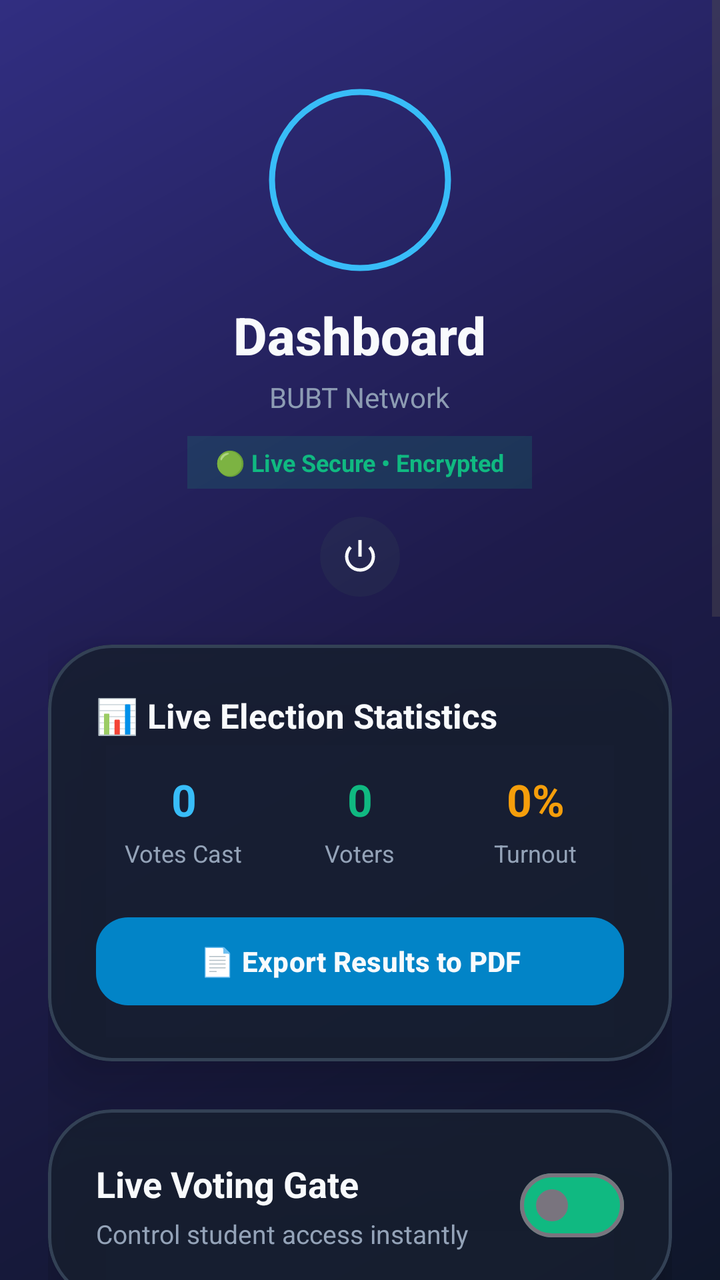
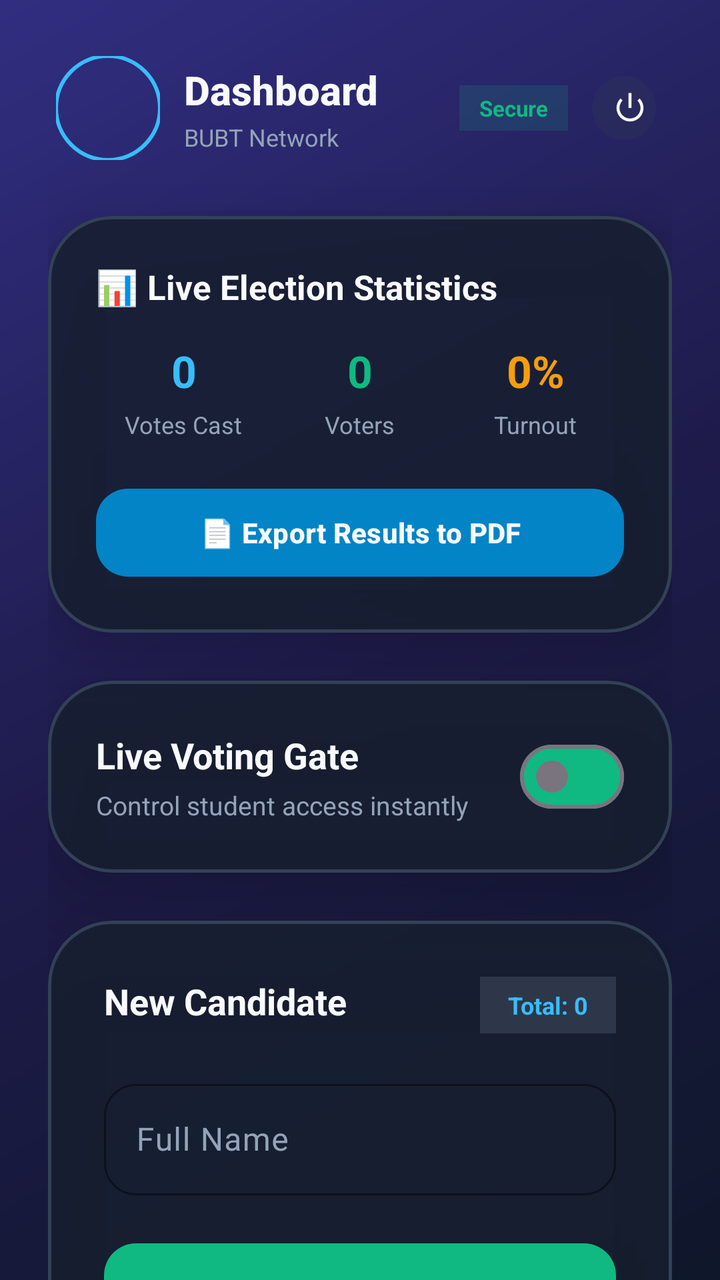

Screens rendered from an Android XML layout before and after an edit, with the pre-edit source and the edit as a unified diff.
<!-- AndroidManifest.xml: application theme Theme.CRConnect -->
<!-- res/layout/activity_teacher_dashboard.xml -->
<?xml version="1.0" encoding="utf-8"?>
<ScrollView xmlns:android="http://schemas.android.com/apk/res/android"
    xmlns:app="http://schemas.android.com/apk/res-auto"
    xmlns:tools="http://schemas.android.com/tools"
    android:layout_width="match_parent"
    android:layout_height="match_parent"
    android:fillViewport="true"
    android:background="@drawable/bg_gradient">

    <LinearLayout
        android:layout_width="match_parent"
        android:layout_height="wrap_content"
        android:orientation="vertical"
        android:paddingHorizontal="24dp"
        android:paddingVertical="16dp">

        <include layout="@layout/include_header" />

        
        <com.google.android.material.card.MaterialCardView
            android:layout_width="match_parent"
            android:layout_height="wrap_content"
            app:cardCornerRadius="32dp"
            app:cardElevation="20dp"
            android:layout_marginBottom="24dp"
            app:cardBackgroundColor="#D9171F2F"
            app:strokeWidth="1.5dp"
            app:strokeColor="#334155">

            <LinearLayout
                android:layout_width="match_parent"
                android:layout_height="wrap_content"
                android:orientation="vertical"
                android:baselineAligned="false"
                android:padding="24dp">

                <TextView
                    android:layout_width="wrap_content"
                    android:layout_height="wrap_content"
                    android:text="📊 Live Election Statistics"
                    android:textSize="17sp"
                    android:textStyle="bold"
                    android:textColor="#F8FAFC"
                    android:layout_marginBottom="16dp"/>

                <LinearLayout
                    android:layout_width="match_parent"
                    android:layout_height="wrap_content"
                    android:orientation="horizontal"
                    android:baselineAligned="false"
                    android:weightSum="3">

                    <LinearLayout
                        android:layout_width="0dp"
                        android:layout_height="wrap_content"
                        android:layout_weight="1"
                        android:orientation="vertical"
                        android:gravity="center">
                        <TextView
                            android:id="@+id/tvStatTotalVotes"
                            android:layout_width="wrap_content"
                            android:layout_height="wrap_content"
                            android:text="0"
                            android:textSize="22sp"
                            android:textStyle="bold"
                            android:textColor="#38BDF8"/>
                        <TextView
                            android:layout_width="wrap_content"
                            android:layout_height="wrap_content"
                            android:text="Votes Cast"
                            android:textSize="12sp"
                            android:textColor="#94A3B8"
                            android:layout_marginTop="4dp"/>
                    </LinearLayout>

                    <LinearLayout
                        android:layout_width="0dp"
                        android:layout_height="wrap_content"
                        android:layout_weight="1"
                        android:orientation="vertical"
                        android:gravity="center">
                        <TextView
                            android:id="@+id/tvStatTotalVoters"
                            android:layout_width="wrap_content"
                            android:layout_height="wrap_content"
                            android:text="0"
                            android:textSize="22sp"
                            android:textStyle="bold"
                            android:textColor="#10B981"/>
                        <TextView
                            android:layout_width="wrap_content"
                            android:layout_height="wrap_content"
                            android:text="Voters"
                            android:textSize="12sp"
                            android:textColor="#94A3B8"
                            android:layout_marginTop="4dp"/>
                    </LinearLayout>

                    <LinearLayout
                        android:layout_width="0dp"
                        android:layout_height="wrap_content"
                        android:layout_weight="1"
                        android:orientation="vertical"
                        android:gravity="center">
                        <TextView
                            android:id="@+id/tvStatTurnout"
                            android:layout_width="wrap_content"
                            android:layout_height="wrap_content"
                            android:text="0%"
                            android:textSize="22sp"
                            android:textStyle="bold"
                            android:textColor="#F59E0B"/>
                        <TextView
                            android:layout_width="wrap_content"
                            android:layout_height="wrap_content"
                            android:text="Turnout"
                            android:textSize="12sp"
                            android:textColor="#94A3B8"
                            android:layout_marginTop="4dp"/>
                    </LinearLayout>
                </LinearLayout>

                
                <com.google.android.material.button.MaterialButton
                    android:id="@+id/btnExportPdf"
                    android:layout_width="match_parent"
                    android:layout_height="52dp"
                    android:text="📄 Export Results to PDF"
                    android:textSize="14sp"
                    android:textStyle="bold"
                    android:textColor="#F8FAFC"
                    app:backgroundTint="#0284C7"
                    app:cornerRadius="16dp"
                    android:layout_marginTop="20dp"/>
            </LinearLayout>
        </com.google.android.material.card.MaterialCardView>

        
        <com.google.android.material.card.MaterialCardView
            android:layout_width="match_parent"
            android:layout_height="wrap_content"
            app:cardCornerRadius="32dp"
            app:cardElevation="20dp"
            android:layout_marginBottom="24dp"
            app:cardBackgroundColor="#D9171F2F"
            app:strokeWidth="1.5dp"
            app:strokeColor="#334155">

            <LinearLayout
                android:layout_width="match_parent"
                android:layout_height="wrap_content"
                android:orientation="horizontal"
                android:padding="24dp"
                android:gravity="center_vertical">

                <LinearLayout
                    android:layout_width="0dp"
                    android:layout_height="wrap_content"
                    android:layout_weight="1"
                    android:orientation="vertical">

                    <TextView
                        android:layout_width="wrap_content"
                        android:layout_height="wrap_content"
                        android:text="Live Voting Gate"
                        android:textSize="18sp"
                        android:textStyle="bold"
                        android:textColor="#F8FAFC"/>
                    <TextView
                        android:layout_width="wrap_content"
                        android:layout_height="wrap_content"
                        android:text="Control student access instantly"
                        android:textSize="13sp"
                        android:textColor="#94A3B8"
                        android:layout_marginTop="4dp"/>
                </LinearLayout>

                <com.google.android.material.materialswitch.MaterialSwitch
                    android:id="@+id/switchMasterVoting"
                    android:layout_width="wrap_content"
                    android:layout_height="wrap_content"
                    app:trackTint="#10B981"/>
            </LinearLayout>
        </com.google.android.material.card.MaterialCardView>

        
        <com.google.android.material.card.MaterialCardView
            android:layout_width="match_parent"
            android:layout_height="wrap_content"
            app:cardCornerRadius="32dp"
            app:cardElevation="20dp"
            android:layout_marginBottom="24dp"
            app:cardBackgroundColor="#D9171F2F"
            app:strokeWidth="1.5dp"
            app:strokeColor="#334155">

            <LinearLayout
                android:layout_width="match_parent"
                android:layout_height="wrap_content"
                android:orientation="vertical"
                android:padding="28dp">

                <RelativeLayout
                    android:layout_width="match_parent"
                    android:layout_height="wrap_content"
                    android:layout_marginBottom="20dp">

                    <TextView
                        android:layout_width="wrap_content"
                        android:layout_height="wrap_content"
                        android:text="New Candidate"
                        android:textSize="18sp"
                        android:textStyle="bold"
                        android:textColor="#F8FAFC"/>

                    <TextView
                        android:id="@+id/tvTotalCandidates"
                        android:layout_width="wrap_content"
                        android:layout_height="wrap_content"
                        android:layout_alignParentEnd="true"
                        android:text="Total: 0"
                        android:textSize="12sp"
                        android:textStyle="bold"
                        android:textColor="#38BDF8"
                        android:background="#2E374A"
                        android:paddingHorizontal="14dp"
                        android:paddingVertical="6dp"/>
                </RelativeLayout>

                <com.google.android.material.textfield.TextInputLayout
                    android:layout_width="match_parent"
                    android:layout_height="wrap_content"
                    style="@style/Widget.Material3.TextInputLayout.OutlinedBox"
                    android:layout_marginBottom="16dp"
                    app:boxCornerRadiusTopStart="16dp" app:boxCornerRadiusTopEnd="16dp"
                    app:boxCornerRadiusBottomStart="16dp" app:boxCornerRadiusBottomEnd="16dp"
                    app:boxStrokeColor="#10B981"
                    app:hintTextColor="#64748B"
                    android:textColorHint="#94A3B8">

                    <com.google.android.material.textfield.TextInputEditText
                        android:id="@+id/etCandidateName"
                        android:layout_width="match_parent"
                        android:layout_height="wrap_content"
                        android:hint="Full Name"
                        android:textColor="#FFFFFF"/>
                </com.google.android.material.textfield.TextInputLayout>

                
                <LinearLayout
                    android:layout_width="match_parent"
                    android:layout_height="wrap_content"
                    android:orientation="horizontal"
                    android:gravity="center_vertical"
                    android:layout_marginBottom="20dp">

                    <ImageView
                        android:id="@+id/imgCandidatePhotoPreview"
                        android:layout_width="60dp"
                        android:layout_height="60dp"
                        android:src="@drawable/ic_app_main"
                        android:scaleType="centerCrop"
                        android:background="#2E374A"
                        android:layout_marginEnd="16dp"/>

                    <com.google.android.material.button.MaterialButton
                        android:id="@+id/btnPickCandidatePhoto"
                        android:layout_width="0dp"
                        android:layout_height="52dp"
                        android:layout_weight="1"
                        android:text="Select Candidate Photo"
                        android:textSize="13sp"
                        style="@style/Widget.Material3.Button.OutlinedButton"
                        app:strokeColor="#10B981"
                        android:textColor="#38BDF8"
                        app:cornerRadius="16dp"/>
                </LinearLayout>

                <com.google.android.material.button.MaterialButton
                    android:id="@+id/btnAddCandidate"
                    android:layout_width="match_parent"
                    android:layout_height="56dp"
                    android:text="Publish to Dashboard"
                    android:textStyle="bold"
                    app:backgroundTint="#10B981"
                    app:cornerRadius="16dp"/>

                <com.google.android.material.button.MaterialButton
                    android:id="@+id/btnClearName"
                    android:layout_width="match_parent"
                    android:layout_height="wrap_content"
                    android:text="Reset Input"
                    style="@style/Widget.Material3.Button.TextButton"
                    android:layout_marginTop="8dp"
                    android:textColor="#94A3B8"/>
            </LinearLayout>
        </com.google.android.material.card.MaterialCardView>

        
        <com.google.android.material.card.MaterialCardView
            android:layout_width="match_parent"
            android:layout_height="wrap_content"
            app:cardCornerRadius="32dp"
            app:cardElevation="16dp"
            app:cardBackgroundColor="#D9171F2F"
            app:strokeWidth="1.5dp"
            app:strokeColor="#334155"
            android:layout_marginBottom="28dp">

            <LinearLayout
                android:layout_width="match_parent"
                android:layout_height="wrap_content"
                android:orientation="vertical"
                android:padding="24dp">

                <TextView
                    android:layout_width="wrap_content"
                    android:layout_height="wrap_content"
                    android:text="Advanced Controls"
                    android:textSize="15sp"
                    android:textStyle="bold"
                    android:textColor="#94A3B8"
                    android:layout_marginBottom="16dp"/>

                <LinearLayout
                    android:layout_width="match_parent"
                    android:layout_height="wrap_content"
                    android:orientation="horizontal"
                    android:baselineAligned="false">

                    <com.google.android.material.button.MaterialButton
                        android:id="@+id/btnRunOff"
                        android:layout_width="0dp"
                        android:layout_height="wrap_content"
                        android:layout_weight="1"
                        android:text="Run-off"
                        android:layout_marginEnd="8dp"
                        app:backgroundTint="#8B5CF6"
                        app:cornerRadius="16dp"/>

                    <com.google.android.material.button.MaterialButton
                        android:id="@+id/btnResetVotes"
                        android:layout_width="0dp"
                        android:layout_height="wrap_content"
                        android:layout_weight="1"
                        android:text="Reset All"
                        app:backgroundTint="#EF4444"
                        app:cornerRadius="16dp"/>
                </LinearLayout>
            </LinearLayout>
        </com.google.android.material.card.MaterialCardView>

        
        <LinearLayout
            android:layout_width="match_parent"
            android:layout_height="wrap_content"
            android:orientation="vertical"
            android:paddingBottom="40dp">

            <TextView
                android:layout_width="wrap_content"
                android:layout_height="wrap_content"
                android:text="Published Candidates"
                android:textSize="18sp"
                android:textStyle="bold"
                android:textColor="#F8FAFC"
                android:layout_marginBottom="16dp"
                android:layout_marginStart="4dp"/>

            <LinearLayout
                android:id="@+id/containerAdminCandidates"
                android:layout_width="match_parent"
                android:layout_height="wrap_content"
                android:orientation="vertical"/>
        </LinearLayout>

    </LinearLayout>
</ScrollView>
<!-- res/layout/include_header.xml (included above) -->
<?xml version="1.0" encoding="utf-8"?>
<LinearLayout xmlns:android="http://schemas.android.com/apk/res/android"
    xmlns:app="http://schemas.android.com/apk/res-auto"
    android:layout_width="match_parent"
    android:layout_height="wrap_content"
    android:orientation="vertical"
    android:gravity="center"
    android:paddingTop="28dp"
    android:paddingBottom="20dp">

    <com.google.android.material.imageview.ShapeableImageView
        android:id="@+id/imgUserProfile"
        android:layout_width="92dp"
        android:layout_height="92dp"
        android:src="@drawable/ic_app_main"
        android:scaleType="centerCrop"
        app:shapeAppearanceOverlay="@style/ShapeAppearance.App.Circular"
        android:padding="2dp"
        app:strokeWidth="3dp"
        app:strokeColor="#38BDF8"
        android:layout_marginBottom="14dp"/>

    <TextView
        android:id="@+id/tvHeaderTitle"
        android:layout_width="wrap_content"
        android:layout_height="wrap_content"
        android:text="Dashboard"
        android:textSize="26sp"
        android:textStyle="bold"
        android:textColor="#F8FAFC"
        android:fontFamily="sans-serif-medium"/>

    <TextView
        android:id="@+id/tvHeaderSubtitle"
        android:layout_width="wrap_content"
        android:layout_height="wrap_content"
        android:text="BUBT Network"
        android:textSize="14sp"
        android:textColor="#94A3B8"
        android:alpha="0.95"
        android:layout_marginTop="4dp"/>

    
    <TextView
        android:layout_width="wrap_content"
        android:layout_height="wrap_content"
        android:text="🟢 Live Secure • Encrypted"
        android:textSize="12sp"
        android:textColor="#10B981"
        android:textStyle="bold"
        android:background="#2610B981"
        android:paddingHorizontal="14dp"
        android:paddingVertical="5dp"
        android:layout_marginTop="10dp"/>

    <com.google.android.material.button.MaterialButton
        android:id="@+id/btnLogout"
        style="@style/Widget.Material3.Button.IconButton"
        android:layout_width="48dp"
        android:layout_height="48dp"
        android:layout_marginTop="10dp"
        app:icon="@android:drawable/ic_lock_power_off"
        app:iconTint="#F8FAFC"
        app:iconSize="20dp"
        android:backgroundTint="#26334155"/>

</LinearLayout>
<!-- resources referenced by this layout -->
<resources>
  <!-- drawable bg_gradient (drawable) -->
  <?xml version="1.0" encoding="utf-8"?>
  <shape xmlns:android="http://schemas.android.com/apk/res/android">
      <gradient
          android:startColor="#0F172A"
          android:centerColor="#1E1B4B"
          android:endColor="#312E81"
          android:angle="135" />
  </shape>
  <!-- drawable ic_app_main: png bitmap (drawable, 915279 bytes) -->
  <style name="ShapeAppearance.App.Circular" parent="ShapeAppearance.Material3.Corner.Full">
          <item name="cornerSize">50%</item>
      </style>
  <style name="Theme.CRConnect" parent="Base.Theme.CRConnect" />
  <style name="Base.Theme.CRConnect" parent="Theme.Material3.DayNight.NoActionBar">
          <item name="colorPrimary">@color/primary</item>
          <item name="colorSecondary">@color/secondary</item>
          <item name="android:windowBackground">@color/background</item>
          <item name="colorSurface">@color/surface</item>
          <item name="colorOnSurface">@color/text_primary</item>
          <item name="colorOnSurfaceVariant">@color/text_secondary</item>
          <item name="colorError">@color/error</item>
          <item name="android:windowActivityTransitions">true</item>
      </style>
  <color name="primary">#6366F1</color>
  <color name="secondary">#06B6D4</color>
  <color name="background">#0F172A</color>
  <color name="surface">#1E293B</color>
  <color name="text_primary">#F8FAFC</color>
  <color name="text_secondary">#94A3B8</color>
  <color name="error">#EF4444</color>
</resources>

<!-- the commit's change to res/layout/activity_teacher_dashboard.xml (unified diff, before → after) -->
@@ -1,7 +1,8 @@
 <?xml version="1.0" encoding="utf-8"?>
-<ScrollView xmlns:android="http://schemas.android.com/apk/res/android"
+<androidx.core.widget.NestedScrollView xmlns:android="http://schemas.android.com/apk/res/android"
     xmlns:app="http://schemas.android.com/apk/res-auto"
     xmlns:tools="http://schemas.android.com/tools"
+    android:id="@+id/scrollViewAdmin"
     android:layout_width="match_parent"
     android:layout_height="match_parent"
     android:fillViewport="true"
@@ -231,7 +232,7 @@
                     android:layout_width="match_parent"
                     android:layout_height="wrap_content"
                     style="@style/Widget.Material3.TextInputLayout.OutlinedBox"
-                    android:layout_marginBottom="16dp"
+                    android:layout_marginBottom="20dp"
                     app:boxCornerRadiusTopStart="16dp" app:boxCornerRadiusTopEnd="16dp"
                     app:boxCornerRadiusBottomStart="16dp" app:boxCornerRadiusBottomEnd="16dp"
                     app:boxStrokeColor="#10B981"
@@ -245,36 +246,6 @@
                         android:hint="Full Name"
                         android:textColor="#FFFFFF"/>
                 </com.google.android.material.textfield.TextInputLayout>
-
-                
-                <LinearLayout
-                    android:layout_width="match_parent"
-                    android:layout_height="wrap_content"
-                    android:orientation="horizontal"
-                    android:gravity="center_vertical"
-                    android:layout_marginBottom="20dp">
-
-                    <ImageView
-                        android:id="@+id/imgCandidatePhotoPreview"
-                        android:layout_width="60dp"
-                        android:layout_height="60dp"
-                        android:src="@drawable/ic_app_main"
-                        android:scaleType="centerCrop"
-                        android:background="#2E374A"
-                        android:layout_marginEnd="16dp"/>
-
-                    <com.google.android.material.button.MaterialButton
-                        android:id="@+id/btnPickCandidatePhoto"
-                        android:layout_width="0dp"
-                        android:layout_height="52dp"
-                        android:layout_weight="1"
-                        android:text="Select Candidate Photo"
-                        android:textSize="13sp"
-                        style="@style/Widget.Material3.Button.OutlinedButton"
-                        app:strokeColor="#10B981"
-                        android:textColor="#38BDF8"
-                        app:cornerRadius="16dp"/>
-                </LinearLayout>
 
                 <com.google.android.material.button.MaterialButton
                     android:id="@+id/btnAddCandidate"
@@ -375,72 +346,86 @@
         </LinearLayout>
 
     </LinearLayout>
-</ScrollView>
+</androidx.core.widget.NestedScrollView>
 <!-- res/layout/include_header.xml (included above) -->
 <?xml version="1.0" encoding="utf-8"?>
 <LinearLayout xmlns:android="http://schemas.android.com/apk/res/android"
     xmlns:app="http://schemas.android.com/apk/res-auto"
     android:layout_width="match_parent"
     android:layout_height="wrap_content"
-    android:orientation="vertical"
-    android:gravity="center"
-    android:paddingTop="28dp"
-    android:paddingBottom="20dp">
+    android:orientation="horizontal"
+    android:gravity="center_vertical"
+    android:paddingVertical="12dp"
+    android:paddingHorizontal="4dp"
+    android:layout_marginBottom="16dp">
 
     <com.google.android.material.imageview.ShapeableImageView
         android:id="@+id/imgUserProfile"
-        android:layout_width="92dp"
-        android:layout_height="92dp"
+        android:layout_width="52dp"
+        android:layout_height="52dp"
         android:src="@drawable/ic_app_main"
         android:scaleType="centerCrop"
         app:shapeAppearanceOverlay="@style/ShapeAppearance.App.Circular"
-        android:padding="2dp"
-        app:strokeWidth="3dp"
+        app:strokeWidth="2dp"
         app:strokeColor="#38BDF8"
-        android:layout_marginBottom="14dp"/>
-
-    <TextView
-        android:id="@+id/tvHeaderTitle"
+        android:layout_marginEnd="12dp"/>
+
+    <LinearLayout
+        android:layout_width="0dp"
+        android:layout_height="wrap_content"
+        android:layout_weight="1"
+        android:orientation="vertical">
+
+        <TextView
+            android:id="@+id/tvHeaderTitle"
+            android:layout_width="wrap_content"
+            android:layout_height="wrap_content"
+            android:text="Dashboard"
+            android:textSize="20sp"
+            android:textStyle="bold"
+            android:textColor="#F8FAFC"
+            android:fontFamily="sans-serif-medium"/>
+
+        <TextView
+            android:id="@+id/tvHeaderSubtitle"
+            android:layout_width="wrap_content"
+            android:layout_height="wrap_content"
+            android:text="BUBT Network"
+            android:textSize="12sp"
+            android:textColor="#94A3B8"
+            android:layout_marginTop="2dp"
+            android:singleLine="true"
+            android:ellipsize="end"/>
+    </LinearLayout>
+
+    <LinearLayout
         android:layout_width="wrap_content"
         android:layout_height="wrap_content"
-        android:text="Dashboard"
-        android:textSize="26sp"
-        android:textStyle="bold"
-        android:textColor="#F8FAFC"
-        android:fontFamily="sans-serif-medium"/>
-
-    <TextView
-        android:id="@+id/tvHeaderSubtitle"
-        android:layout_width="wrap_content"
-        android:layout_height="wrap_content"
-        android:text="BUBT Network"
-        android:textSize="14sp"
-        android:textColor="#94A3B8"
-        android:alpha="0.95"
-        android:layout_marginTop="4dp"/>
-
-    
-    <TextView
-        android:layout_width="wrap_content"
-        android:layout_height="wrap_content"
-        android:text="🟢 Live Secure • Encrypted"
-        android:textSize="12sp"
-        android:textColor="#10B981"
-        android:textStyle="bold"
-        android:background="#2610B981"
-        android:paddingHorizontal="14dp"
-        android:paddingVertical="5dp"
-        android:layout_marginTop="10dp"/>
-
-    <com.google.android.material.button.MaterialButton
-        android:id="@+id/btnLogout"
-        style="@style/Widget.Material3.Button.IconButton"
-        android:layout_width="48dp"
-        android:layout_height="48dp"
-        android:layout_marginTop="10dp"
-        app:icon="@android:drawable/ic_lock_power_off"
-        app:iconTint="#F8FAFC"
-        app:iconSize="20dp"
-        android:backgroundTint="#26334155"/>
+        android:orientation="horizontal"
+        android:gravity="center_vertical">
+
+        
+        <TextView
+            android:layout_width="wrap_content"
+            android:layout_height="wrap_content"
+            android:text="Secure"
+            android:textSize="11sp"
+            android:textColor="#10B981"
+            android:textStyle="bold"
+            android:background="#2610B981"
+            android:paddingHorizontal="10dp"
+            android:paddingVertical="4dp"
+            android:layout_marginEnd="8dp"/>
+
+        <com.google.android.material.button.MaterialButton
+            android:id="@+id/btnLogout"
+            style="@style/Widget.Material3.Button.IconButton"
+            android:layout_width="40dp"
+            android:layout_height="40dp"
+            app:icon="@android:drawable/ic_lock_power_off"
+            app:iconTint="#F8FAFC"
+            app:iconSize="18dp"
+            android:backgroundTint="#26334155"/>
+    </LinearLayout>
 
 </LinearLayout>
